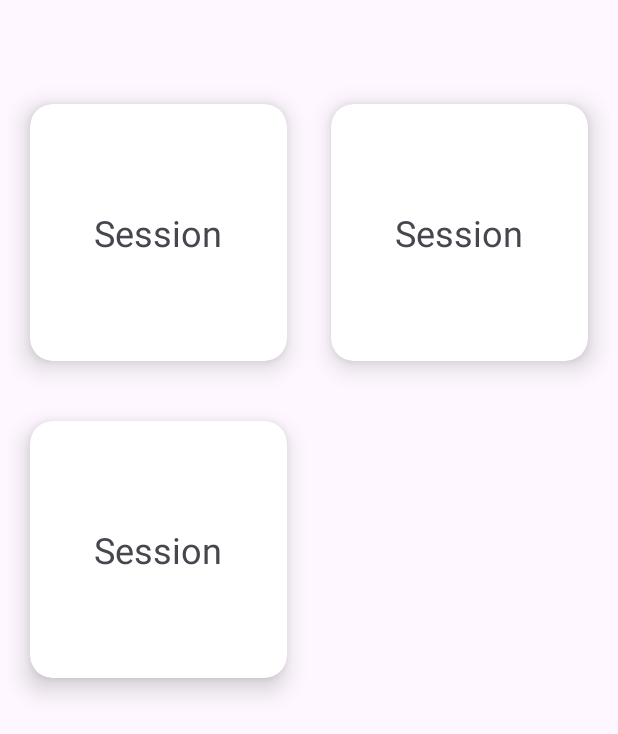
After one commit to freelanxer/ArchApp, an Android app: the layout activity_home.xml on its own in the app's theme, with its tools: preview values and no code run, on a phone screen of 412 x 824 dp. The commit adds this screen. Shown: the top 734 px of the screen. Run offline under Robolectric (Android 15) with nearby library versions, the phone set to English and light mode, and no system bars.

Commit message:
新增首頁 HomeActivity

```diff
--- a/app/build.gradle.kts
+++ b/app/build.gradle.kts
@@ -49,6 +49,8 @@ dependencies {
     testImplementation("junit:junit:4.13.2")
     androidTestImplementation("androidx.test.ext:junit:1.1.5")
     androidTestImplementation("androidx.test.espresso:espresso-core:3.5.1")
+    // UI
+    implementation("androidx.swiperefreshlayout:swiperefreshlayout:1.1.0")
     // retrofit
     implementation("com.squareup.retrofit2:converter-moshi:${project.ext.get("retrofitVersion")}")
     implementation("com.squareup.moshi:moshi:${project.ext.get("moshiVersion")}")
--- a/app/src/main/AndroidManifest.xml
+++ b/app/src/main/AndroidManifest.xml
@@ -18,7 +18,7 @@
         android:name=".App"
         tools:targetApi="31">
         <activity
-            android:name=".ui.main.MainActivity"
+            android:name=".ui.home.HomeActivity"
             android:exported="true">
             <intent-filter>
                 <action android:name="android.intent.action.MAIN" />
@@ -26,6 +26,9 @@
                 <category android:name="android.intent.category.LAUNCHER" />
             </intent-filter>
         </activity>
+        <activity
+            android:name=".ui.main.MainActivity"
+            android:exported="false"/>
     </application>
 
 </manifest>
--- /dev/null
+++ b/app/src/main/res/layout/activity_home.xml
@@ -0,0 +1,29 @@
+<?xml version="1.0" encoding="utf-8"?>
+<LinearLayout xmlns:android="http://schemas.android.com/apk/res/android"
+    xmlns:app="http://schemas.android.com/apk/res-auto"
+    xmlns:tools="http://schemas.android.com/tools"
+    android:layout_width="match_parent"
+    android:layout_height="match_parent"
+    android:orientation="vertical">
+
+    <include
+        android:id="@+id/header_view"
+        layout="@layout/inc_title_header"/>
+
+    <androidx.swiperefreshlayout.widget.SwipeRefreshLayout
+        android:id="@+id/swiper_rl"
+        android:layout_width="match_parent"
+        android:layout_height="wrap_content">
+
+        <androidx.recyclerview.widget.RecyclerView
+            android:id="@+id/menu_list_rv"
+            android:layout_width="match_parent"
+            android:layout_height="match_parent"
+            android:paddingHorizontal="5dp"
+            app:layoutManager="androidx.recyclerview.widget.GridLayoutManager"
+            tools:listitem="@layout/list_item_menu"
+            app:spanCount="2"/>
+
+    </androidx.swiperefreshlayout.widget.SwipeRefreshLayout>
+
+</LinearLayout>
--- /dev/null
+++ b/app/src/main/res/layout/inc_title_header.xml
@@ -0,0 +1,17 @@
+<?xml version="1.0" encoding="utf-8"?>
+<RelativeLayout xmlns:android="http://schemas.android.com/apk/res/android"
+    xmlns:tools="http://schemas.android.com/tools"
+    android:layout_width="match_parent"
+    android:layout_height="wrap_content"
+    android:paddingVertical="10dp">
+
+    <TextView
+        android:id="@+id/title_tv"
+        android:layout_width="wrap_content"
+        android:layout_height="wrap_content"
+        android:layout_centerInParent="true"
+        android:paddingHorizontal="20dp"
+        android:textSize="@dimen/text_size_22"
+        tools:text="Title"/>
+
+</RelativeLayout>
--- /dev/null
+++ b/app/src/main/res/layout/list_item_menu.xml
@@ -0,0 +1,35 @@
+<?xml version="1.0" encoding="utf-8"?>
+<androidx.cardview.widget.CardView xmlns:android="http://schemas.android.com/apk/res/android"
+    xmlns:tools="http://schemas.android.com/tools"
+    xmlns:app="http://schemas.android.com/apk/res-auto"
+    android:layout_width="match_parent"
+    android:layout_height="wrap_content"
+    app:cardElevation="10dp"
+    app:cardUseCompatPadding="true"
+    app:cardCornerRadius="15dp">
+
+    <androidx.constraintlayout.widget.ConstraintLayout
+        android:layout_width="match_parent"
+        android:layout_height="wrap_content">
+
+        <LinearLayout
+            android:layout_width="0dp"
+            android:layout_height="0dp"
+            app:layout_constraintDimensionRatio="H,1:1"
+            app:layout_constraintTop_toTopOf="parent"
+            app:layout_constraintStart_toStartOf="parent"
+            app:layout_constraintEnd_toEndOf="parent"
+            android:gravity="center">
+
+            <TextView
+                android:id="@+id/name_tv"
+                android:layout_width="wrap_content"
+                android:layout_height="wrap_content"
+                android:textSize="@dimen/text_size_24"
+                tools:text="Session"/>
+
+        </LinearLayout>
+
+    </androidx.constraintlayout.widget.ConstraintLayout>
+
+</androidx.cardview.widget.CardView>
--- a/app/src/main/res/values-night/themes.xml
+++ b/app/src/main/res/values-night/themes.xml
@@ -3,5 +3,8 @@
     <style name="Base.Theme.ArchApp" parent="Theme.Material3.DayNight.NoActionBar">
         <!-- Customize your dark theme here. -->
         <!-- <item name="colorPrimary">@color/my_dark_primary</item> -->
+        <item name="colorPrimary">@color/colorPrimary</item>
+        <item name="colorPrimaryDark">@color/colorPrimaryDark</item>
+        <item name="colorAccent">@color/colorAccent</item>
     </style>
 </resources>
--- a/app/src/main/res/values/colors.xml
+++ b/app/src/main/res/values/colors.xml
@@ -2,4 +2,8 @@
 <resources>
     <color name="black">#FF000000</color>
     <color name="white">#FFFFFFFF</color>
+
+    <color name="colorPrimary">#3F51B5</color>
+    <color name="colorPrimaryDark">#303F9F</color>
+    <color name="colorAccent">#3F51B5</color>
 </resources>
--- a/app/src/main/res/values/themes.xml
+++ b/app/src/main/res/values/themes.xml
@@ -3,6 +3,9 @@
     <style name="Base.Theme.ArchApp" parent="Theme.Material3.DayNight.NoActionBar">
         <!-- Customize your light theme here. -->
         <!-- <item name="colorPrimary">@color/my_light_primary</item> -->
+        <item name="colorPrimary">@color/colorPrimary</item>
+        <item name="colorPrimaryDark">@color/colorPrimaryDark</item>
+        <item name="colorAccent">@color/colorAccent</item>
     </style>
 
     <style name="Theme.ArchApp" parent="Base.Theme.ArchApp" />
```
Also changed, not shown: app/src/main/java/com/freelanxer/archapp/ui/home/HomeActivity.kt (added, +37 -0 lines), app/src/main/java/com/freelanxer/archapp/ui/home/HomeViewModel.kt (added, +7 -0 lines), app/src/main/java/com/freelanxer/archapp/ui/home/adapter/HomeMenuAdapter.kt (added, +31 -0 lines), app/src/main/res/values/dimens.xml (added, +11 -0 lines).
